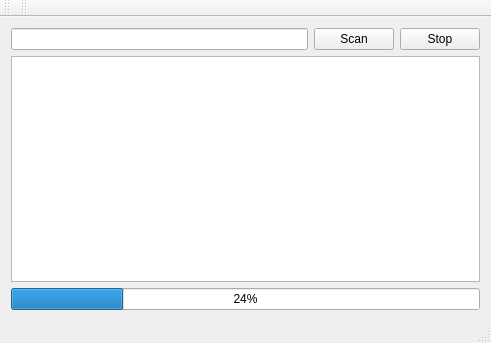
Old version of the form mainwindow.ui in the repository RSBat/copy_cleaner.
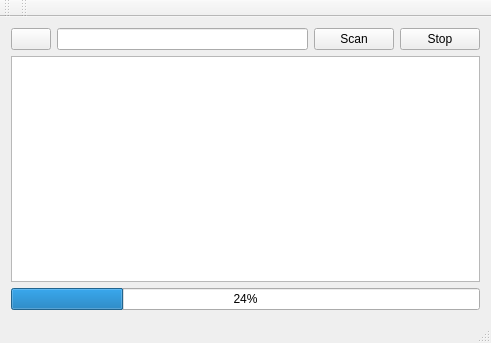
New version of the form.

Commit message: Add directory picking dialog

```diff
--- a/mainwindow.ui
+++ b/mainwindow.ui
@@ -20,6 +20,13 @@
       <property name="topMargin">
        <number>0</number>
       </property>
+      <item>
+       <widget class="QPushButton" name="btn_dir_dialog">
+        <property name="text">
+         <string/>
+        </property>
+       </widget>
+      </item>
       <item>
        <widget class="QLineEdit" name="lineEdit"/>
       </item>
```
Left out of the diff: 2 changed lines with no effect on the pictures. The commit also changes 1 other file.
